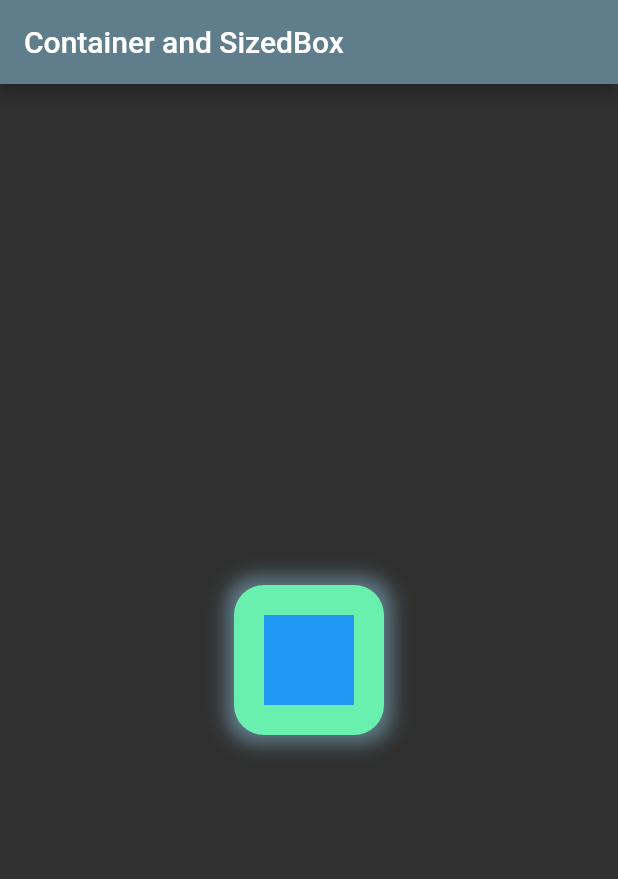
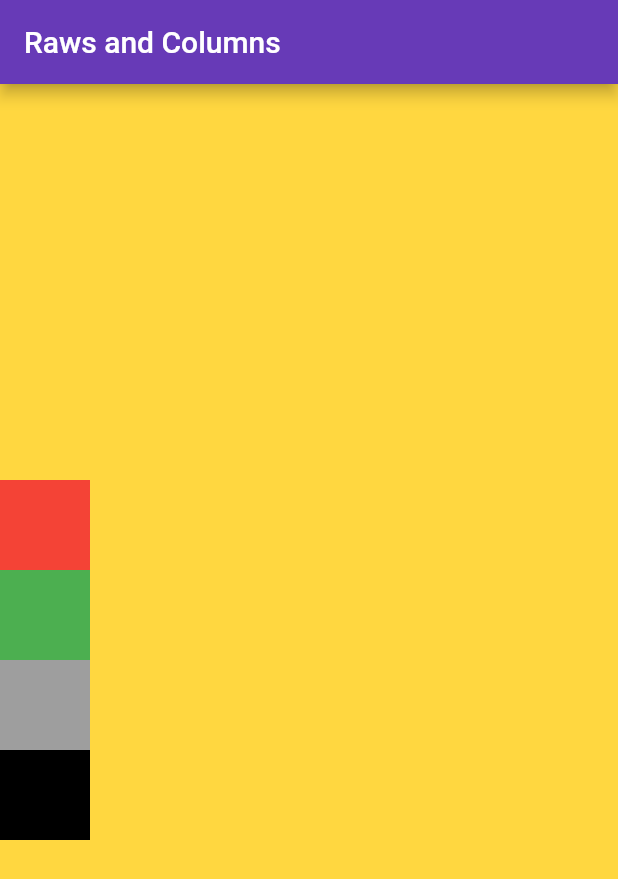
Before and after one commit to Bajrang-Choudhary/FlutterConcepts, a Flutter app: the screen it shows after launch, on a phone screen of 412 x 824 dp. Shown: the top 879 px of the screen. Run offline on Flutter 3.47's test engine with Material 2 defaults, Android fonts, the phone set to English and light mode, and no system bars.

Commit message:
Rows, Columns & Wrap

```diff
--- /dev/null
+++ b/lib/Widgets/rawscols.dart
@@ -0,0 +1,54 @@
+import 'package:flutter/material.dart';
+
+class RawsCols extends StatelessWidget {
+  const RawsCols({super.key});
+
+  @override
+  Widget build(BuildContext context) {
+    var w = MediaQuery.of(context).size.width;
+    var h = MediaQuery.of(context).size.height;
+
+    return Scaffold(
+      appBar: AppBar(
+        backgroundColor: Colors.deepPurple,
+        title: const Text('Raws and Columns'),
+      ),
+      body: Container(
+            height: h,
+            width: w,
+            color: Colors.amberAccent,
+            // child: Center(child: Container(height: 60, width: 60, color: Colors.blue,)),
+            child:
+            // Row(
+            //   mainAxisAlignment: MainAxisAlignment.spaceEvenly,
+            //   children: [
+            //   Container(width: 60,height: 60,color: Colors.red,),
+            //   Container(width: 60,height: 60,color: Colors.green,),
+            //   Container(width: 60,height: 60,color: Colors.grey,),
+            //   Container(width: 60,height: 60,color: Colors.black,)
+            // ]),
+
+            Wrap(
+              direction: Axis.vertical,
+              alignment: WrapAlignment.center,
+              // mainAxisAlignment: MainAxisAlignment.spaceEvenly,
+              children: [
+              Container(width: 60,height: 60,color: Colors.red,),
+              Container(width: 60,height: 60,color: Colors.green,),
+              Container(width: 60,height: 60,color: Colors.grey,),
+              Container(width: 60,height: 60,color: Colors.black,)
+            ]),
+
+            // Column(
+            //   mainAxisAlignment: MainAxisAlignment.spaceEvenly,
+            //   // crossAxisAlignment: CrossAxisAlignment.,
+            //   children: [
+            //   Container(width: 60,height: 60,color: Colors.red,),
+            //   Container(width: 60,height: 60,color: Colors.green,),
+            //   Container(width: 60,height: 60,color: Colors.grey,),
+            //   Container(width: 60,height: 60,color: Colors.black,)
+            // ]),
+      ),
+    );
+  }
+}
--- a/lib/main.dart
+++ b/lib/main.dart
@@ -1,3 +1,4 @@
+import 'package:containers_sizedbox/Widgets/rawscols.dart';
 import 'package:flutter/material.dart';
 
 import 'Widgets/container_sized.dart';
@@ -15,7 +16,8 @@ class MyApp extends StatelessWidget {
         brightness: Brightness.dark,
         // appBarTheme: const AppBarTheme(backgroundColor: Colors.green),
       ),
-      home: const Container_Sized(),
+      // home: const Container_Sized(),
+      home: const RawsCols(),
     );
   }
 }
```
